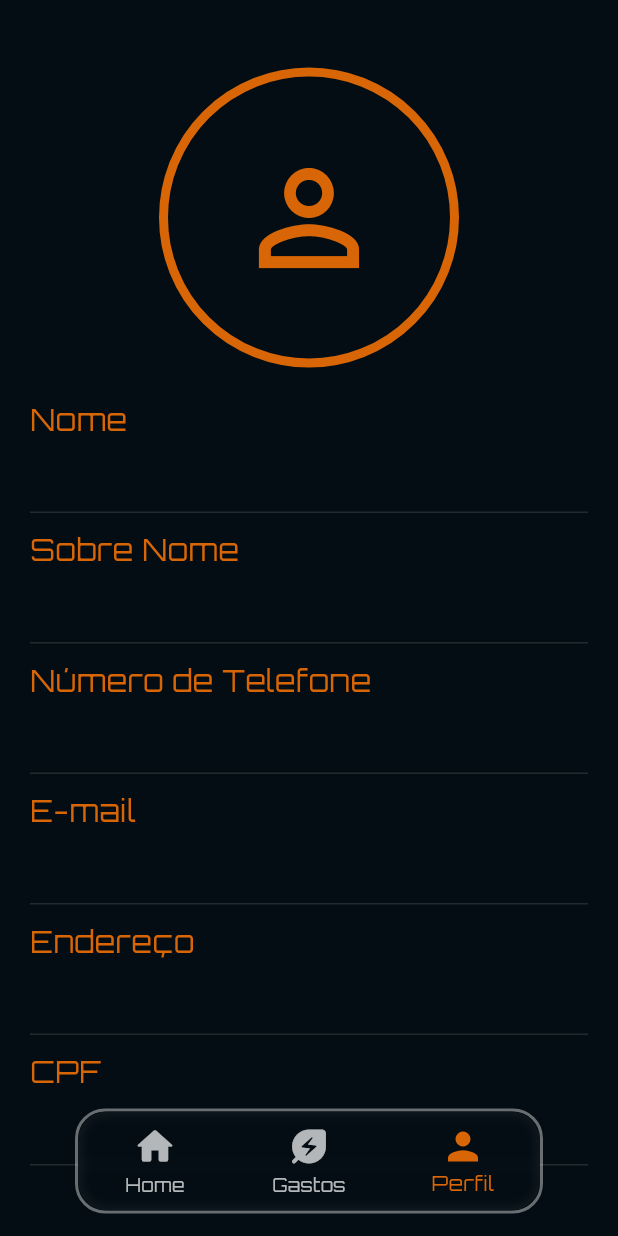
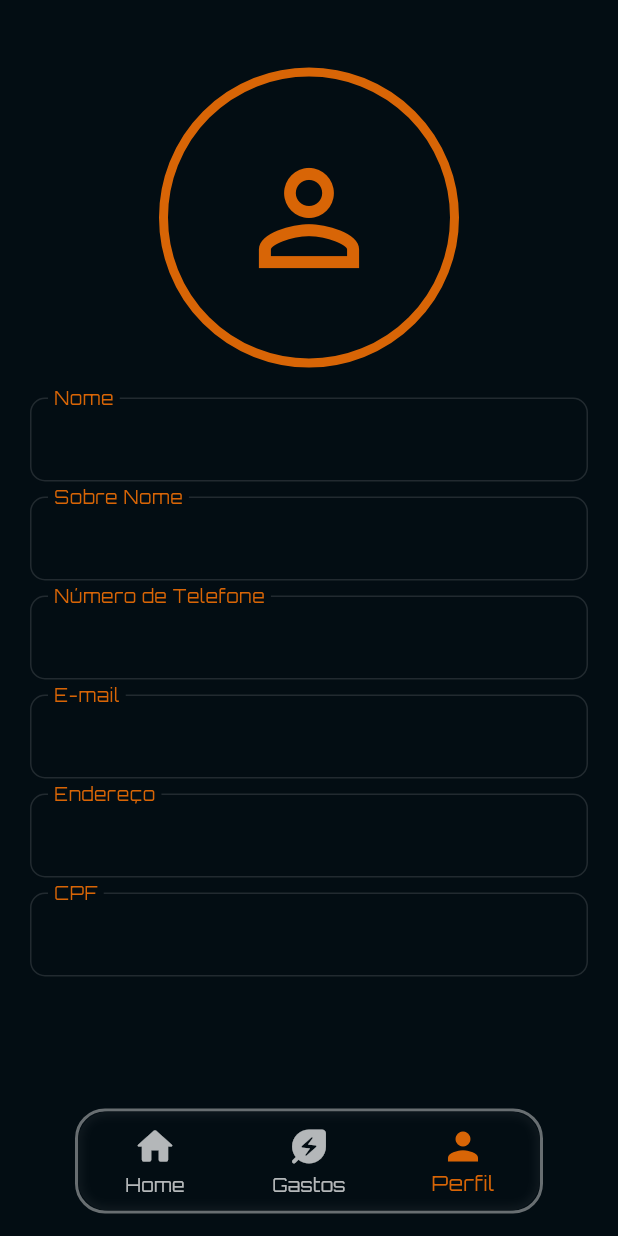
Before and after one commit to Ott-cop/elo-app, a Flutter app: the screen it shows after launch, swiped to page 3, on a phone screen of 412 x 824 dp. Run offline on Flutter 3.47's test engine with Material 3 defaults, Android fonts, the phone set to English and light mode, and no system bars; our stand-ins replace delightful_toast; missing offline and left inert: dart:ffi; project files that could hold a hidden picture were left out.

Commit message:
Included the decoration and validator in TextFormField and function created validationInformation

```diff
--- a/lib/login/login.dart
+++ b/lib/login/login.dart
@@ -1,3 +1,5 @@
+import 'dart:ffi';
+
 import 'package:elo/login/form.dart';
 import 'package:elo/styles/global.dart';
 import 'package:flutter/material.dart';
@@ -23,10 +25,7 @@ class _LoginPageState extends State<LoginPage> {
                 children: [
                   Image(
                     image: AssetImage("assets/logo/LOGO_Oficial.png"),
-                    height: 200,
-                  ),
-                  SizedBox(
-                    height: 40,
+                    height: 350,
                   ),
                   Text(
                     'Seja bem-vindo!',
--- a/lib/profile/widgets/inputUserInformation.dart
+++ b/lib/profile/widgets/inputUserInformation.dart
@@ -1,4 +1,3 @@
-import 'package:elo/outlay/energy_used/style/style.dart';
 import 'package:elo/styles/global.dart';
 import 'package:flutter/material.dart';
 
@@ -13,6 +12,7 @@ class InputUserInformation extends StatefulWidget {
 }
 
 class _InputUserInformationState extends State<InputUserInformation> {
+  final _formKey = GlobalKey<FormState>();
   @override
   Widget build(BuildContext context) {
     return Column(
@@ -20,16 +20,15 @@ class _InputUserInformationState extends State<InputUserInformation> {
         SizedBox(
           height: 10,
         ),
-        Align(
-          alignment: Alignment.centerLeft,
-          child: Text(
-            widget.information,
-            style: TextStyle(fontSize: 20, color: Global().primaryColor),
+        Form(
+          key: _formKey,
+          child: TextFormField(
+            decoration: inputDecorationStyle(
+              floatingLabel: FloatingLabelBehavior.always,
+              label: Text(widget.information),
+            ),
+            enabled: false,
           ),
-        ),
-        TextFormField(
-          decoration: inputDecorationStyle(widget.text, null),
-          enabled: false,
         )
       ],
     );
--- a/lib/styles/global.dart
+++ b/lib/styles/global.dart
@@ -118,6 +118,7 @@ InputDecoration inputDecorationStyle(
       hintText: hint,
       prefixIcon: icon,
       floatingLabelBehavior: floatingLabel,
+      labelStyle: TextStyle(color: color),
       hoverColor: Colors.red,
       focusedBorder: OutlineInputBorder(borderSide: BorderSide(color: color)),
       errorBorder: OutlineInputBorder(
```
Also changed, not shown: assets/logo/LOGO_Oficial.png.
